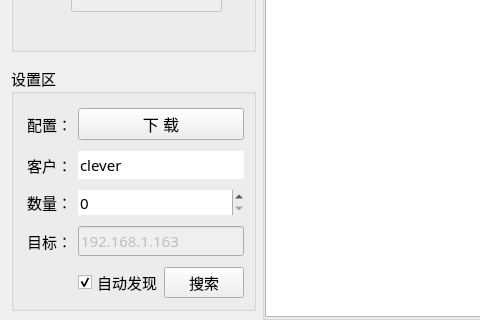
ChinaClever/MPro-Tools, file pro_fvt/home/home_workwid.ui: the form before one commit; both pictures show x 0 to 480 and y 179 to 499 of the 1108 by 499 pixel window.
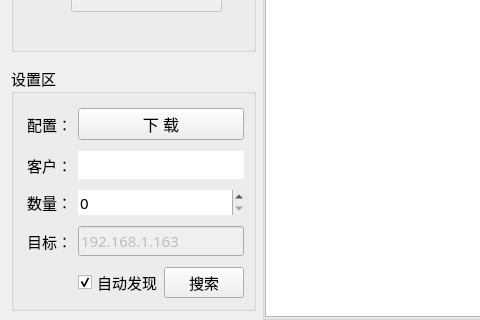
The form after the commit.

What changed in the file:
```diff
--- a/pro_fvt/home/home_workwid.ui
+++ b/pro_fvt/home/home_workwid.ui
@@ -563,7 +563,7 @@
       <item row="1" column="1" colspan="2">
        <widget class="QLineEdit" name="userEdit">
         <property name="text">
-         <string>clever</string>
+         <string/>
         </property>
         <property name="frame">
          <bool>false</bool>
```
